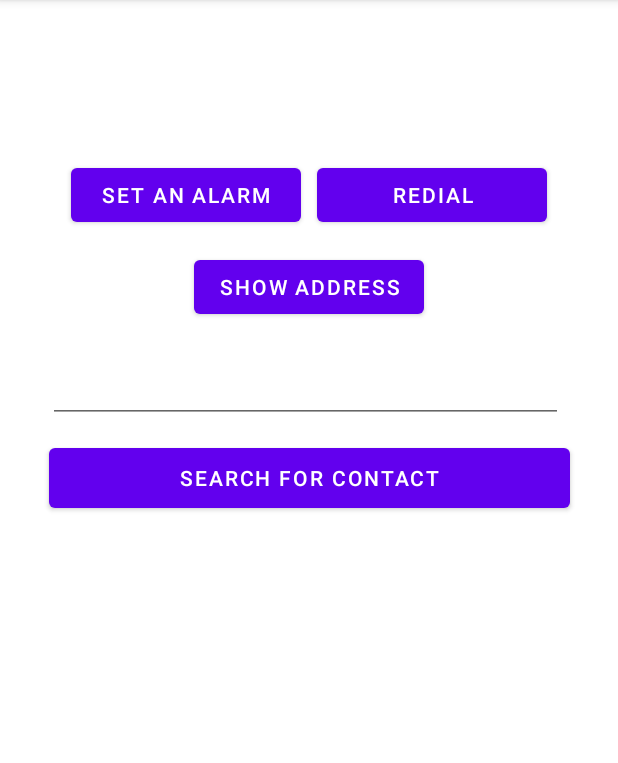
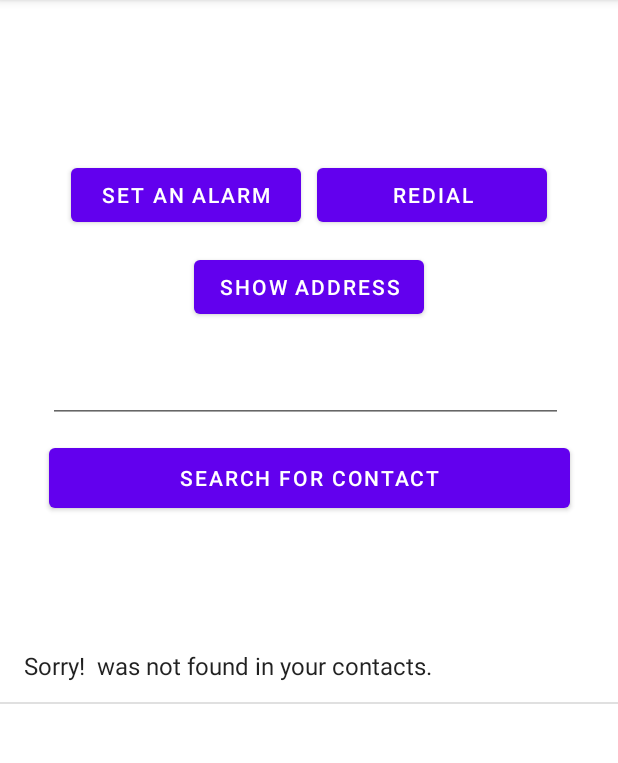
Before and after one commit to gpeppel/common-tasks-lite, an Android app: the screen it shows after launch (MainActivity), after a tap on "SEARCH FOR CONTACT", on a phone screen of 412 x 824 dp, the part 84-847 px from its top. Run offline under Robolectric (Android 15) with nearby library versions, the phone set to English and light mode, and no system bars; 3 statements that could not run were skipped; 1 other tap on this screen came first.

Commit message:
Correct array to display name or name not found

```diff
--- a/app/src/main/java/com/example/commontaskslite/MainActivity.java
+++ b/app/src/main/java/com/example/commontaskslite/MainActivity.java
@@ -1,17 +1,12 @@
 package com.example.commontaskslite;
 
 import androidx.appcompat.app.AppCompatActivity;
-import androidx.core.app.ActivityCompat;
-import androidx.core.content.ContextCompat;
 
-import android.app.Activity;
 import android.app.TimePickerDialog;
 import android.app.TimePickerDialog.OnTimeSetListener;
 import android.content.ContentResolver;
 import android.database.Cursor;
-import android.net.Uri;
 import android.os.Build;
-import android.provider.CallLog;
 import android.provider.ContactsContract;
 import android.view.View.OnClickListener;
 import android.app.AlarmManager;
@@ -19,7 +14,6 @@ import android.app.PendingIntent;
 import android.content.Context;
 import android.content.Intent;
 import android.view.View;
-import android.view.inputmethod.InputMethodManager;
 import android.widget.ArrayAdapter;
 import android.widget.EditText;
 import android.widget.ListView;
@@ -29,7 +23,6 @@ import android.widget.TextView;
 import android.os.Bundle;
 import android.Manifest;
 import android.content.pm.PackageManager;
-import android.os.Bundle;
 import android.provider.ContactsContract.Contacts;
 import android.widget.Toast;
 
@@ -48,7 +41,8 @@ public class MainActivity extends AppCompatActivity {
     EditText mEdit;
     TextView textAlarmPrompt;
     TimePickerDialog timePickerDialog;
-//    ContactsFragment contactsFragment;
+    List<String> contactsList;
+
 
     private static final int PERMISSIONS_REQUEST_READ_CONTACTS = 100;
     final static int RQS_1 = 1;
@@ -65,7 +59,9 @@ public class MainActivity extends AppCompatActivity {
         contactsButton.setOnClickListener(new OnClickListener() {
             @Override
             public void onClick(View v) {
-                String edit_text = mEdit.getText().toString();
+                String name = mEdit.getText().toString();
+                lstNames = (ListView) findViewById(R.id.lstnames);
+                getContact(name);
             }
         });
 
@@ -83,32 +79,38 @@ public class MainActivity extends AppCompatActivity {
             @Override
             public void onClick(View v) {
                 lstNames = (ListView) findViewById(R.id.lstnames);
-                showContacts();
             }
         });
+    }
+
+    private List<String> getContact(String n) {
+        List<String> contact = new ArrayList<>();
+        if (Build.VERSION.SDK_INT >= Build.VERSION_CODES.M && checkSelfPermission(Manifest.permission.READ_CONTACTS) != PackageManager.PERMISSION_GRANTED) {
+            requestPermissions(new String[]{Manifest.permission.READ_CONTACTS}, PERMISSIONS_REQUEST_READ_CONTACTS);
+        } else {
+            List<String> contacts = getContactNames();
+            for (int i = 0; i <= contacts.size(); i++) {
+                String name = contacts.get(i);
+                if (n.equals(name)) {
+                    contact.add(name);
+                    ArrayAdapter<String> adapter = new ArrayAdapter<String>(this, android.R.layout.simple_list_item_1, contact);
+                    lstNames.setAdapter(adapter);
+                } else {
+                    contact.add("Sorry! " + n + " was not found in your contacts.");
+                    ArrayAdapter<String> adapter = new ArrayAdapter<String>(this, android.R.layout.simple_list_item_1, contact);
+                    lstNames.setAdapter(adapter);
+                    break;
+                }
+            }
+        }
+        return contact;
     }
 
     private void showContacts() {
         if (Build.VERSION.SDK_INT >= Build.VERSION_CODES.M && checkSelfPermission(Manifest.permission.READ_CONTACTS) != PackageManager.PERMISSION_GRANTED) {
             requestPermissions(new String[]{Manifest.permission.READ_CONTACTS}, PERMISSIONS_REQUEST_READ_CONTACTS);
         } else {
-            List<String> contacts = getContactNames();
-            ArrayAdapter<String> adapter = new ArrayAdapter<String>(this, android.R.layout.simple_list_item_1, contacts);
-            lstNames.setAdapter(adapter);
-        }
-    }
 
-    @Override
-    public void onRequestPermissionsResult(int requestCode, String[] permissions,
-                                           int[] grantResults) {
-        super.onRequestPermissionsResult(requestCode, permissions, grantResults);
-        if (requestCode == PERMISSIONS_REQUEST_READ_CONTACTS) {
-            if (grantResults[0] == PackageManager.PERMISSION_GRANTED) {
-                // Permission is granted
-                showContacts();
-            } else {
-                Toast.makeText(this, "Until you grant the permission, we cannot display the names", Toast.LENGTH_SHORT).show();
-            }
         }
     }
 
@@ -125,6 +127,19 @@ public class MainActivity extends AppCompatActivity {
         cursor.close();
 
         return contacts;
+    }
+
+    @Override
+    public void onRequestPermissionsResult(int requestCode, String[] permissions,
+                                           int[] grantResults) {
+        super.onRequestPermissionsResult(requestCode, permissions, grantResults);
+        if (requestCode == PERMISSIONS_REQUEST_READ_CONTACTS) {
+            if (grantResults[0] == PackageManager.PERMISSION_GRANTED) {
+                showContacts();
+            } else {
+                Toast.makeText(this, "DENIED!", Toast.LENGTH_SHORT).show();
+            }
+        }
     }
 
     private void openTimePickerDialog(boolean is24r) {
```
